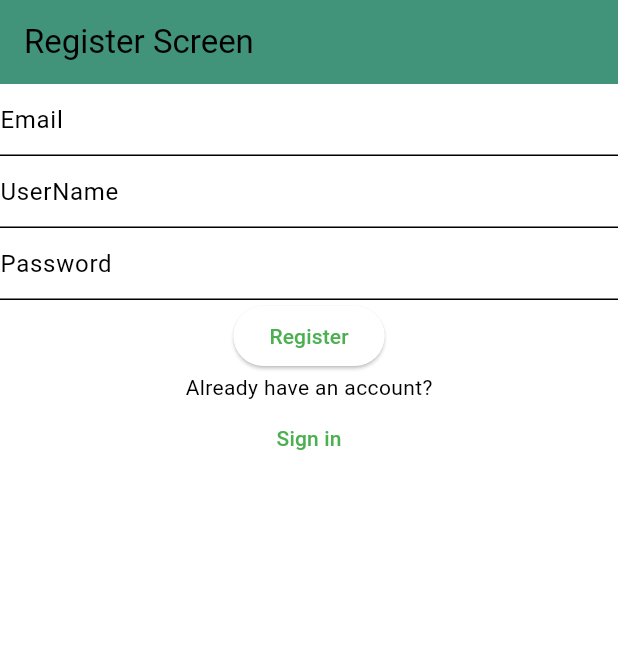
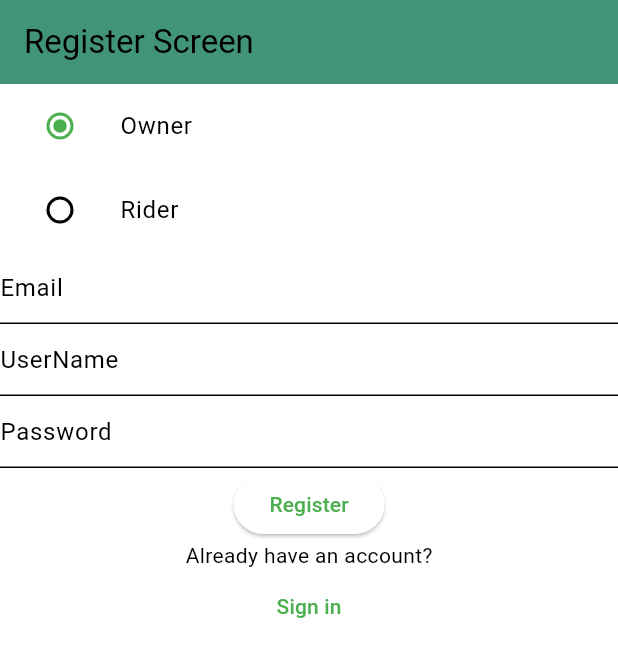
Before and after one commit to saleh-ioio/safeerv3, a Flutter app: the screen it shows after launch, after a tap on "Sign in", after a tap on "Create a new account", on a phone screen of 412 x 824 dp. Shown: the top 657 px of the screen. Run offline on Flutter 3.47's test engine with Material 3 defaults, Android fonts, the light colour scheme and no system bars; our stand-ins replace cloud_firestore, firebase_auth, firebase_core; accounts and stored records are empty.

Commit message:
add toggle : add toggle in Registeration page switch between signing as an owner or rider

```diff
--- a/lib/screens/authenticate/Register.dart
+++ b/lib/screens/authenticate/Register.dart
@@ -9,6 +9,8 @@ class Register extends StatefulWidget {
   State<Register> createState() => _RegisterState();
 }
 
+enum UserKind { owner, rider }
+
 class _RegisterState extends State<Register> {
   final AuthService _auth = AuthService();
 
@@ -17,6 +19,8 @@ class _RegisterState extends State<Register> {
   String password = '';
   String username = '';
   String error = '';
+
+  UserKind _userKind = UserKind.owner;
 
   final _formKey = GlobalKey<FormState>();
   @override
@@ -30,6 +34,30 @@ class _RegisterState extends State<Register> {
         child: Center(
           child: Column(
             children: [
+              ListTile(
+                title: const Text('Owner'),
+                leading: Radio(
+                  value: UserKind.owner,
+                  groupValue: _userKind,
+                  onChanged: (UserKind? value) {
+                    setState(() {
+                      _userKind = value!;
+                    });
+                  },
+                ),
+              ),
+              ListTile(
+                title: const Text('Rider'),
+                leading: Radio(
+                  value: UserKind.rider,
+                  groupValue: _userKind,
+                  onChanged: (UserKind? value) {
+                    setState(() {
+                      _userKind = value!;
+                    });
+                  },
+                ),
+              ),
               TextFormField(
                 decoration: InputDecoration(
                   hintText: 'Email',
```
